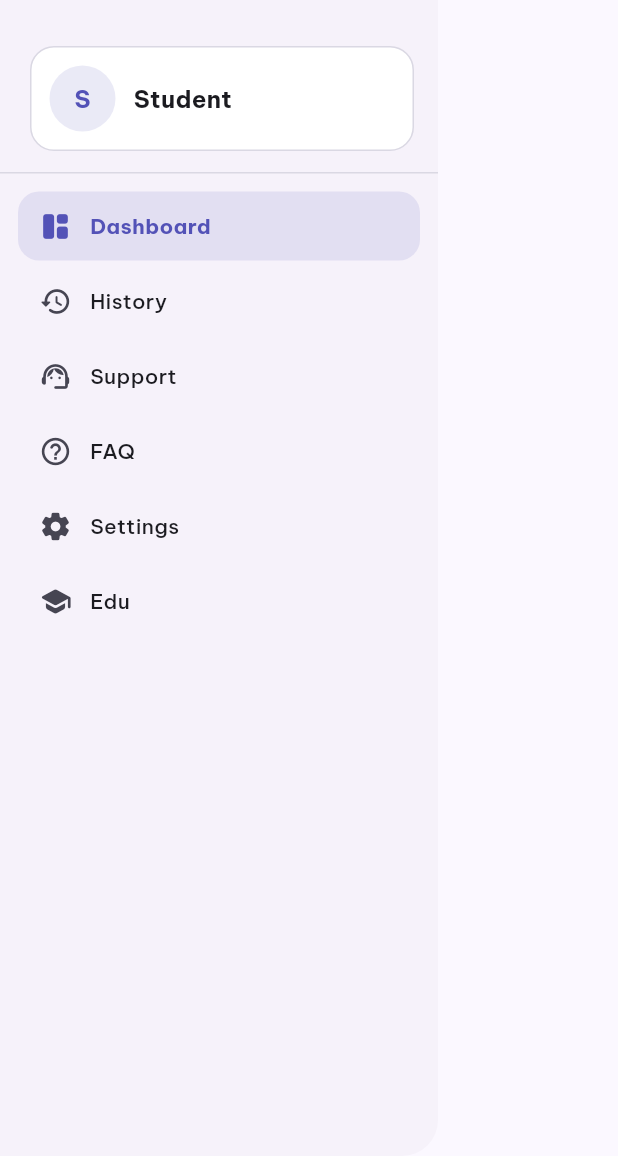
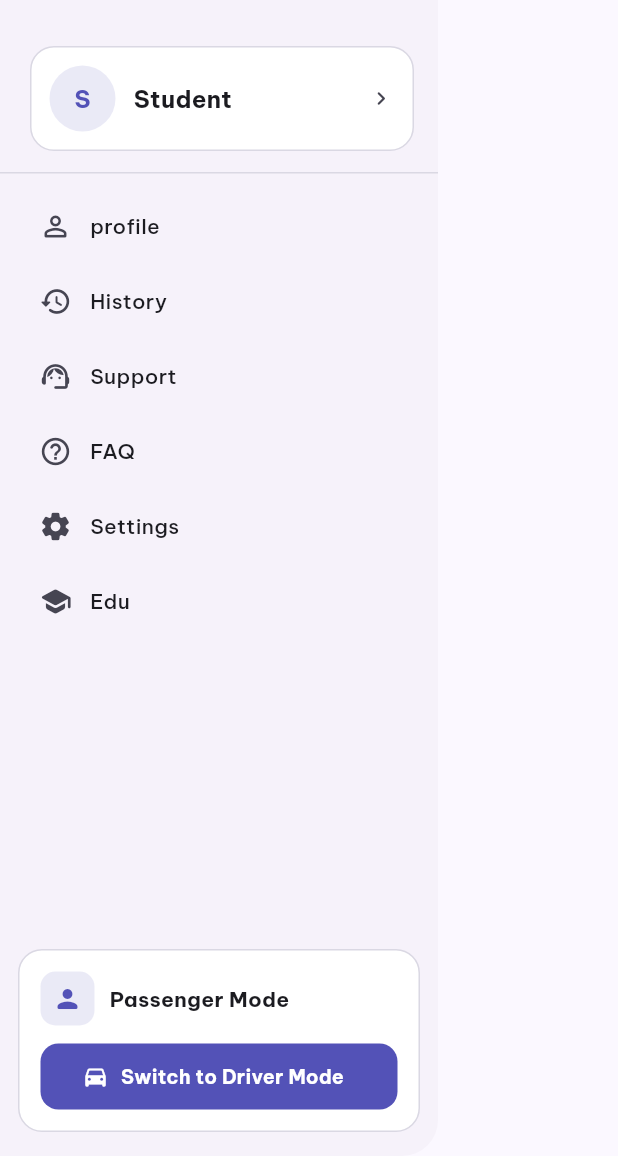
Before and after one commit to BigStaaaan/smartCar, a Flutter app: the SmartCarSidebar widget shown alone on an empty page, opened directly, on a phone screen of 412 x 824 dp, the part 80-1236 px from its top. Run offline on Flutter 3.47's test engine with Material 3 defaults, Android fonts, the phone set to English and light mode, and no system bars; our stand-ins replace dio, firebase_auth, firebase_core, flutter_riverpod, google_fonts, google_sign_in and 2 more; accounts and stored records are empty; network calls fail.

Commit message:
feat(home): add clickable profile header, profile menu item, and mode switch to SmartCarSidebar

```diff
--- a/frontend/lib/features/home/presentation/widgets/smartcar_sidebar.dart
+++ b/frontend/lib/features/home/presentation/widgets/smartcar_sidebar.dart
@@ -5,6 +5,7 @@ import '../../../../app/theme/app_colors.dart';
 import '../../../../app/theme/app_typography.dart';
 import '../../../../shared/widgets/smartcar_logo.dart';
 import '../../../authentication/presentation/providers/auth_provider.dart';
+import '../../../profile/presentation/pages/edit_profile_page.dart';
 import '../../../trips/presentation/pages/my_trips_page.dart';
 import '../../../university_verification/presentation/pages/university_verification_page.dart';
 
@@ -13,10 +14,12 @@ class SmartCarSidebar extends ConsumerWidget {
     super.key,
     required this.selectedLabel,
     this.isPersistent = false,
+    this.onSwitchMode,
   });
 
   final String selectedLabel;
   final bool isPersistent;
+  final VoidCallback? onSwitchMode;
 
   void _navigateTo(BuildContext context, Widget page) {
     if (!isPersistent) {
@@ -51,6 +54,7 @@ class SmartCarSidebar extends ConsumerWidget {
     final photoUrl = user?.photoUrl;
     final isVerified = (user?.isUniversityVerified ?? false) ||
         (user?.isVerifiedStudent ?? false);
+    final isDriver = user?.activeMode == 'DRIVER';
 
     final content = SafeArea(
       child: Column(
@@ -79,7 +83,12 @@ class SmartCarSidebar extends ConsumerWidget {
                   ],
                 ),
                 const SizedBox(height: 18),
-                Container(
+                Material(
+                  color: Colors.transparent,
+                  child: InkWell(
+                    onTap: () => _navigateTo(context, const EditProfilePage()),
+                    borderRadius: BorderRadius.circular(16),
+                    child: Container(
                       padding: const EdgeInsets.all(12),
                       decoration: BoxDecoration(
                         color: AppColors.surfaceContainerLowest,
@@ -90,7 +99,8 @@ class SmartCarSidebar extends ConsumerWidget {
                         children: [
                           CircleAvatar(
                             radius: 22,
-                        backgroundColor: AppColors.primary.withValues(alpha: 0.12),
+                            backgroundColor:
+                                AppColors.primary.withValues(alpha: 0.12),
                             backgroundImage:
                                 (photoUrl != null && photoUrl.isNotEmpty)
                                     ? NetworkImage(photoUrl)
@@ -149,7 +159,14 @@ class SmartCarSidebar extends ConsumerWidget {
                               ],
                             ),
                           ),
+                          const Icon(
+                            Icons.chevron_right_rounded,
+                            size: 18,
+                            color: AppColors.onSurfaceVariant,
+                          ),
                         ],
+                      ),
+                    ),
                   ),
                 ),
               ],
@@ -165,12 +182,10 @@ class SmartCarSidebar extends ConsumerWidget {
               padding: const EdgeInsets.symmetric(horizontal: 12, vertical: 4),
               children: [
                 _SidebarItem(
-                  icon: Icons.space_dashboard_rounded,
-                  label: 'Dashboard',
-                  selected: selectedLabel == 'Dashboard',
-                  onTap: () {
-                    if (!isPersistent) Navigator.of(context).pop();
-                  },
+                  icon: Icons.person_outline_rounded,
+                  label: 'profile',
+                  selected: selectedLabel == 'profile',
+                  onTap: () => _navigateTo(context, const EditProfilePage()),
                 ),
                 _SidebarItem(
                   icon: Icons.history_rounded,
@@ -206,6 +221,96 @@ class SmartCarSidebar extends ConsumerWidget {
                   ),
                 ),
               ],
+            ),
+          ),
+
+          // Dedicated Passenger / Driver Mode Switch
+          Padding(
+            padding: const EdgeInsets.fromLTRB(12, 4, 12, 16),
+            child: Container(
+              padding: const EdgeInsets.all(14),
+              decoration: BoxDecoration(
+                color: AppColors.surfaceContainerLowest,
+                borderRadius: BorderRadius.circular(16),
+                border: Border.all(color: AppColors.surfaceStroke),
+              ),
+              child: Column(
+                crossAxisAlignment: CrossAxisAlignment.start,
+                children: [
+                  Row(
+                    children: [
+                      Container(
+                        width: 36,
+                        height: 36,
+                        decoration: BoxDecoration(
+                          color: AppColors.primary.withValues(alpha: 0.12),
+                          borderRadius: BorderRadius.circular(10),
+                        ),
+                        child: Icon(
+                          isDriver
+                              ? Icons.directions_car_rounded
+                              : Icons.person_rounded,
+                          color: AppColors.primary,
+                          size: 20,
+                        ),
+                      ),
+                      const SizedBox(width: 10),
+                      Expanded(
+                        child: Text(
+                          isDriver ? 'Driver Mode' : 'Passenger Mode',
+                          style: AppTypography.bodyMd.copyWith(
+                            color: AppColors.onSurface,
+                            fontWeight: FontWeight.w700,
+                          ),
+                        ),
+                      ),
+                    ],
+                  ),
+                  const SizedBox(height: 12),
+                  SizedBox(
+                    width: double.infinity,
+                    height: 44,
+                    child: FilledButton.icon(
+                      onPressed: authState.isLoading
+                          ? null
+                          : () {
+                              if (!isPersistent) {
+                                Navigator.of(context).pop();
+                              }
+                              if (onSwitchMode != null) {
+                                onSwitchMode!();
+                              } else {
+                                ref.read(authProvider.notifier).switchMode(
+                                      isDriver ? 'PASSENGER' : 'DRIVER',
+                                    );
+                              }
+                            },
+                      style: FilledButton.styleFrom(
+                        backgroundColor: AppColors.primary,
+                        foregroundColor: AppColors.onPrimary,
+                        shape: RoundedRectangleBorder(
+                          borderRadius: BorderRadius.circular(12),
+                        ),
+                      ),
+                      icon: Icon(
+                        isDriver
+                            ? Icons.person_rounded
+                            : Icons.directions_car_rounded,
+                        size: 18,
+                      ),
+                      label: Text(
+                        isDriver
+                            ? 'Switch to Passenger Mode'
+                            : 'Switch to Driver Mode',
+                        style: AppTypography.bodySm.copyWith(
+                          color: AppColors.onPrimary,
+                          fontWeight: FontWeight.w700,
+                        ),
+                      ),
+                    ),
+                  ),
+                ],
+              ),
             ),
           ),
         ],
```
Lines whose indentation alone changed are shown as unchanged.
